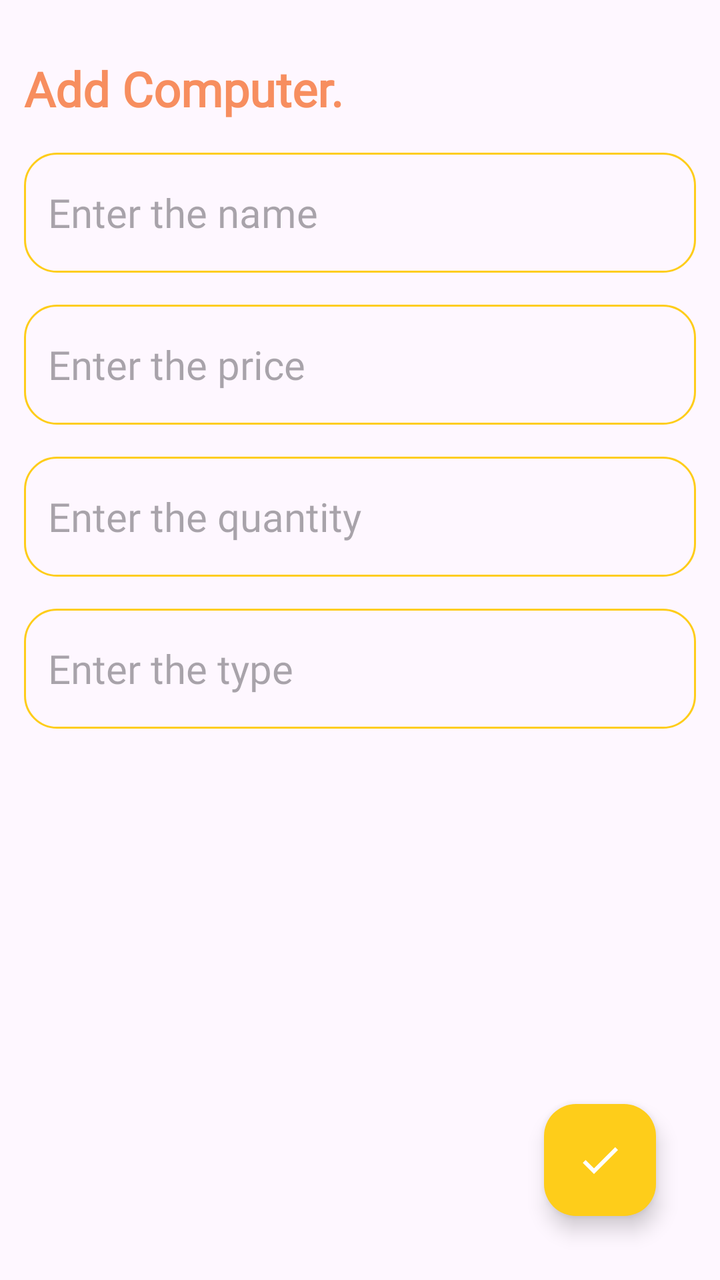
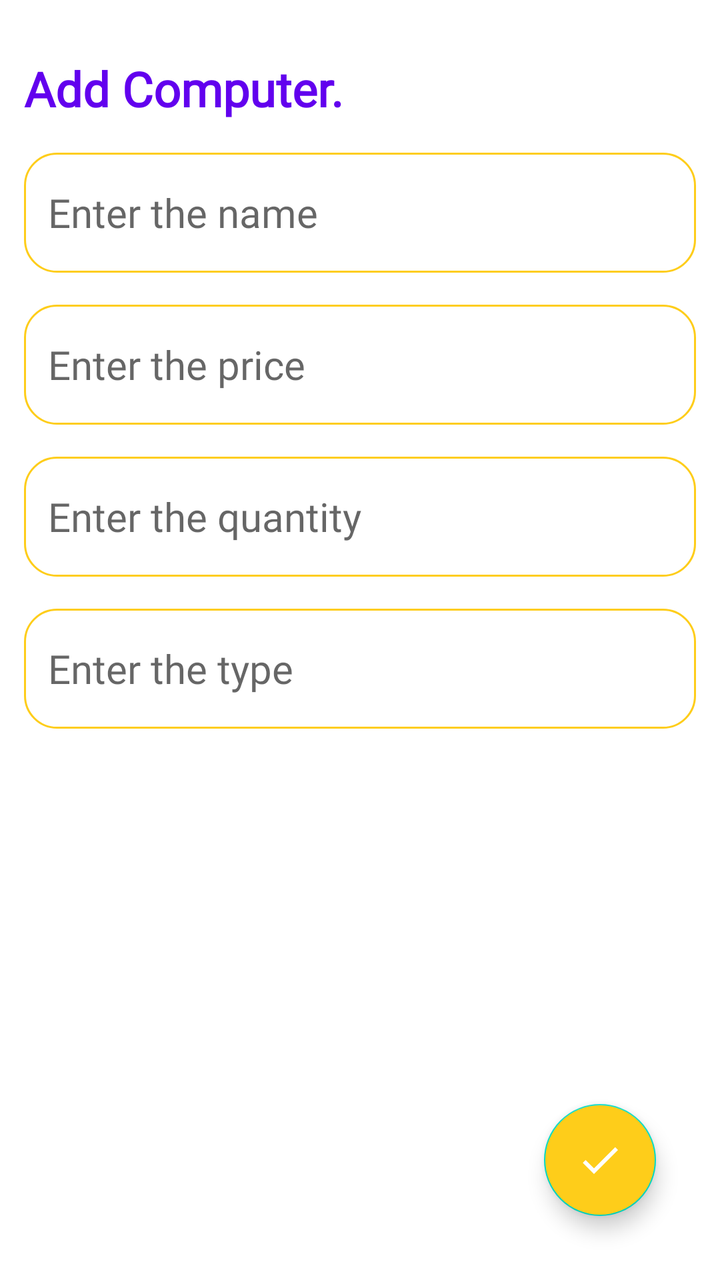

Screens rendered from an Android XML layout before and after an edit, with the pre-edit source and the edit as a unified diff.
<!-- AndroidManifest.xml: application theme Theme.Ceb029_nguyenquocviet -->
<!-- res/layout/fragment_add_computer.xml -->
<?xml version="1.0" encoding="utf-8"?>
<layout
        xmlns:android="http://schemas.android.com/apk/res/android"
        xmlns:tools="http://schemas.android.com/tools"
        xmlns:app="http://schemas.android.com/apk/res-auto"
>

    <RelativeLayout
            android:layout_width="match_parent"
            android:layout_height="match_parent"
            android:orientation="vertical"
            tools:context=".NewNoteFragment"
            android:padding="12dp"
            android:fitsSystemWindows="true"
    >

        <TextView
                android:id="@+id/addNoteHeading"
                android:layout_width="wrap_content"
                android:layout_height="wrap_content"
                android:layout_alignParentTop="true"
                android:layout_marginTop="16dp"
                android:fontFamily="@font/poppins"
                android:text="Add Computer."
                android:textStyle="bold"
                android:textColor="@color/orange"
                android:textSize="24sp" />

        <EditText
                android:id="@+id/addName"
                android:layout_width="match_parent"
                android:layout_height="60dp"
                android:hint="Enter the name"
                android:padding="12dp"
                android:textSize="20sp"
                android:layout_below="@id/addNoteHeading"
                android:background="@drawable/pink_border"
                android:layout_marginTop="16dp"
                android:maxLines="1"
                android:fontFamily="@font/poppins"/>

        <EditText
                android:id="@+id/addPrice"
                android:layout_width="match_parent"
                android:layout_height="60dp"
                android:inputType="numberDecimal"
                android:hint="Enter the price"
                android:padding="12dp"
                android:textSize="20sp"
                android:layout_below="@id/addName"
                android:background="@drawable/pink_border"
                android:layout_marginTop="16dp"
                android:maxLines="1"
                android:fontFamily="@font/poppins"/>
        <EditText
                android:id="@+id/addquantity"
                android:layout_width="match_parent"
                android:layout_height="60dp"
                android:inputType="number"
                android:hint="Enter the quantity"
                android:padding="12dp"
                android:textSize="20sp"
                android:layout_below="@id/addPrice"
                android:background="@drawable/pink_border"
                android:layout_marginTop="16dp"
                android:maxLines="1"
                android:fontFamily="@font/poppins"/>

        <EditText
                android:id="@+id/addType"
                android:layout_width="match_parent"
                android:layout_height="60dp"
                android:inputType="text"
                android:hint="Enter the type"
                android:padding="12dp"
                android:textSize="20sp"
                android:layout_below="@id/addquantity"
                android:background="@drawable/pink_border"
                android:layout_marginTop="16dp"
                android:maxLines="1"
                android:fontFamily="@font/poppins"/>

        <com.google.android.material.floatingactionbutton.FloatingActionButton
                android:id="@+id/addComputerButton"
                android:layout_width="wrap_content"
                android:layout_height="wrap_content"
                android:layout_marginEnd="20dp"
                android:layout_marginBottom="20dp"
                android:clickable="true"
                android:backgroundTint="@color/yellow"
                android:tintMode="@color/white"
                android:src="@drawable/baseline_done_24"
                android:layout_alignParentBottom="true"
                android:layout_alignParentEnd="true"
                android:contentDescription="editFab" />

    </RelativeLayout>
</layout>
<!-- resources referenced by this layout -->
<resources>
  <color name="orange">#F78E5F</color>
  <color name="white">#FFFFFFFF</color>
  <color name="yellow">#FECD1A</color>
  <!-- drawable baseline_done_24 (drawable) -->
  <vector xmlns:android="http://schemas.android.com/apk/res/android" android:height="24dp" android:tint="#FFFFFF" android:viewportHeight="24" android:viewportWidth="24" android:width="24dp">
        
      <path android:fillColor="@android:color/white" android:pathData="M9,16.2L4.8,12l-1.4,1.4L9,19 21,7l-1.4,-1.4L9,16.2z"/>
      
  </vector>
  <!-- drawable pink_border (drawable) -->
  <?xml version="1.0" encoding="utf-8"?>
  <shape xmlns:android="http://schemas.android.com/apk/res/android"
      android:shape="rectangle">
  
      <stroke
          android:width="1dp"
          android:color="@color/yellow"/>
  
      <corners
          android:radius="16dp"/>
  
  </shape>
  <style name="Theme.Ceb029_nguyenquocviet" parent="Base.Theme.Ceb029_nguyenquocviet" />
  <style name="Base.Theme.Ceb029_nguyenquocviet" parent="Theme.Material3.Light.NoActionBar">
          <item name="colorPrimary">@color/purple_500</item>
          <item name="colorPrimaryVariant">@color/purple_700</item>
          <item name="colorOnPrimary">@color/white</item>
          
          <item name="colorSecondary">@color/teal_200</item>
          <item name="colorSecondaryVariant">@color/teal_700</item>
          <item name="colorOnSecondary">@color/black</item>
          
          <item name="android:statusBarColor" tools:targetApi="l">?attr/colorPrimaryVariant</item>
          
      </style>
  <color name="purple_500">#FF6200EE</color>
  <color name="purple_700">#FF3700B3</color>
  <color name="teal_200">#FF03DAC5</color>
  <color name="teal_700">#FF018786</color>
  <color name="black">#FF000000</color>
</resources>

<!-- the commit's change to res/layout/fragment_add_computer.xml (unified diff, before → after) -->
@@ -23,7 +23,7 @@
                 android:fontFamily="@font/poppins"
                 android:text="Add Computer."
                 android:textStyle="bold"
-                android:textColor="@color/orange"
+                android:textColor="@color/purple_500"
                 android:textSize="24sp" />
 
         <EditText
<!-- resource entries referenced after the edit -->
@@ -1,6 +1,5 @@
 <!-- resources referenced by this layout -->
 <resources>
-  <color name="orange">#F78E5F</color>
   <color name="white">#FFFFFFFF</color>
   <color name="yellow">#FECD1A</color>
   <!-- drawable baseline_done_24 (drawable) -->
@@ -23,8 +22,8 @@
   
   </shape>
   <style name="Theme.Ceb029_nguyenquocviet" parent="Base.Theme.Ceb029_nguyenquocviet" />
-  <style name="Base.Theme.Ceb029_nguyenquocviet" parent="Theme.Material3.Light.NoActionBar">
-          <item name="colorPrimary">@color/purple_500</item>
+  <style name="Base.Theme.Ceb029_nguyenquocviet" parent="Theme.MaterialComponents.DayNight.DarkActionBar">
+          <item name="colorPrimary">@color/yellow</item>
           <item name="colorPrimaryVariant">@color/purple_700</item>
           <item name="colorOnPrimary">@color/white</item>
           
